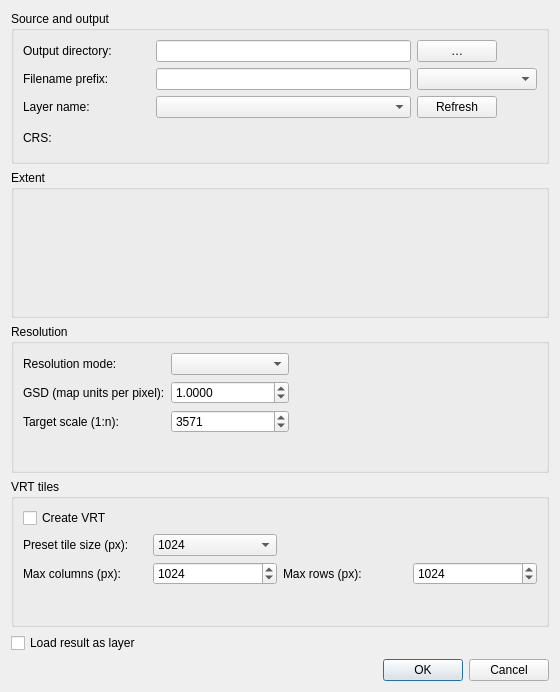
Old version of the form CustomMapDownloader_dialog_base.ui in the repository JoergHippe/custom_map_downloader.
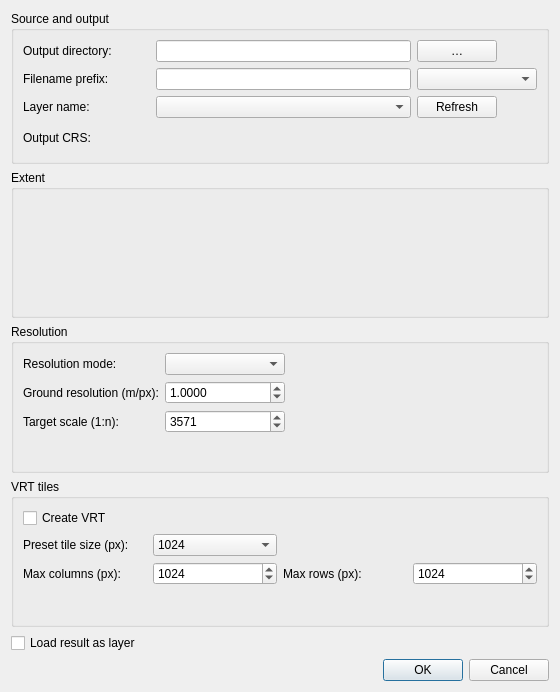
New version of the form. Custom widgets are drawn as their Qt base class.

Diff of the .ui file:
```diff
--- a/CustomMapDownloader_dialog_base.ui
+++ b/CustomMapDownloader_dialog_base.ui
@@ -79,7 +79,7 @@
       <item row="3" column="0">
        <widget class="QLabel" name="label_crs">
         <property name="text">
-         <string>CRS:</string>
+         <string>Output CRS:</string>
         </property>
        </widget>
       </item>
@@ -128,7 +128,7 @@
       <item row="1" column="0">
        <widget class="QLabel" name="label_gsd">
         <property name="text">
-         <string>GSD (map units per pixel):</string>
+         <string>Ground resolution (m/px):</string>
         </property>
        </widget>
       </item>
```
